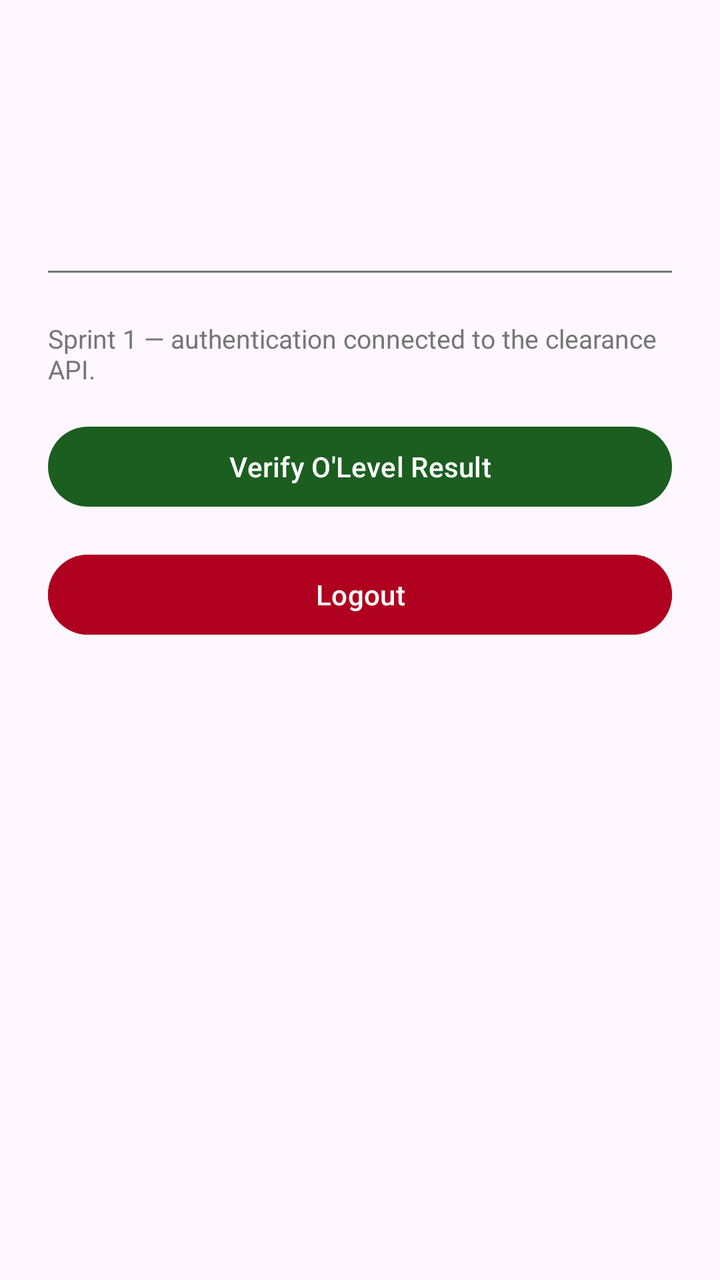
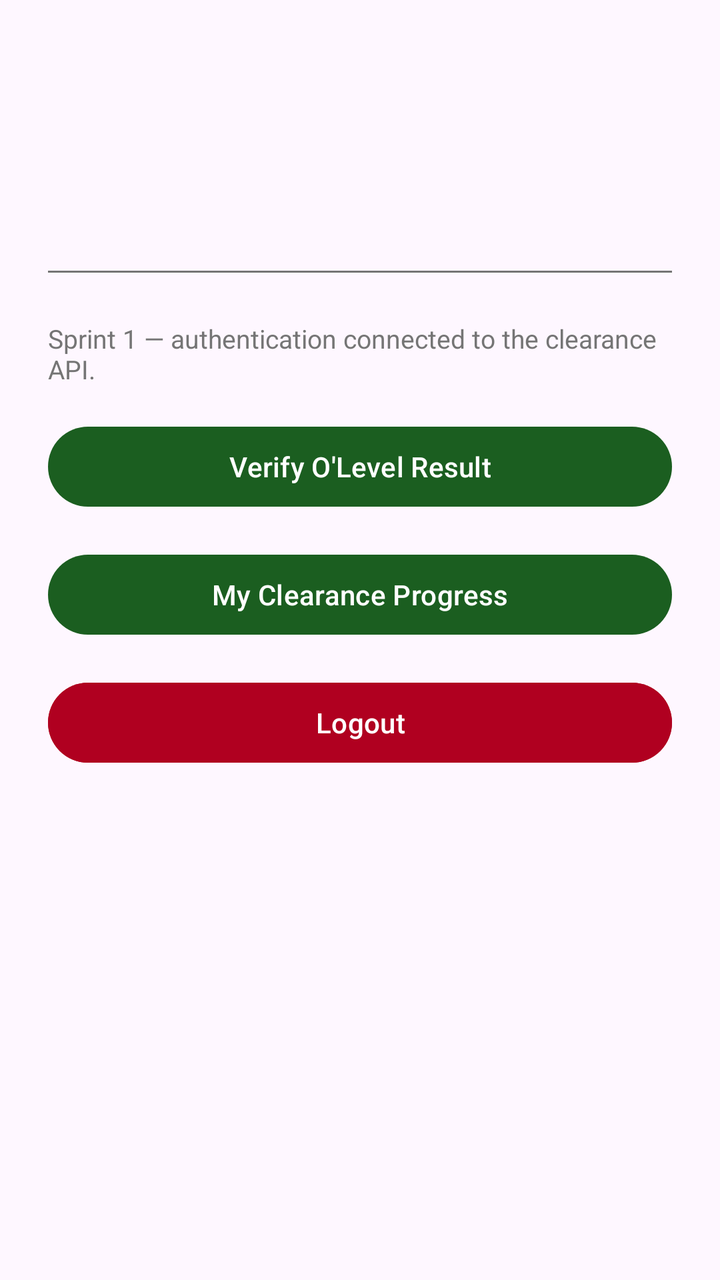

Two renders of the same Android screen: before a commit and after it. Below are the layout's source before the change and the commit's diff.
<!-- AndroidManifest.xml: application theme Theme.StudentClearance -->
<!-- res/layout/activity_main.xml -->
<?xml version="1.0" encoding="utf-8"?>
<LinearLayout xmlns:android="http://schemas.android.com/apk/res/android"
    xmlns:app="http://schemas.android.com/apk/res-auto"
    android:layout_width="match_parent"
    android:layout_height="match_parent"
    android:orientation="vertical"
    android:padding="24dp">

    <TextView
        android:id="@+id/tvWelcome"
        android:layout_width="match_parent"
        android:layout_height="wrap_content"
        android:layout_marginTop="24dp"
        android:textSize="20sp"
        android:textStyle="bold"
        android:textColor="@color/primary_text" />

    <TextView
        android:id="@+id/tvStatusPlaceholder"
        android:layout_width="match_parent"
        android:layout_height="wrap_content"
        android:layout_marginTop="16dp"
        android:textSize="15sp"
        android:textColor="@color/secondary_text" />

    <View
        android:layout_width="match_parent"
        android:layout_height="1dp"
        android:layout_marginTop="24dp"
        android:background="@color/secondary_text" />

    <TextView
        android:layout_width="match_parent"
        android:layout_height="wrap_content"
        android:layout_marginTop="24dp"
        android:text="@string/sprint_line"
        android:textColor="@color/secondary_text"
        android:textSize="13sp" />

    <com.google.android.material.button.MaterialButton
        android:id="@+id/btnVerifyOlevel"
        android:layout_width="match_parent"
        android:layout_height="wrap_content"
        android:layout_marginTop="16dp"
        android:text="@string/verify_olevel" />

    <com.google.android.material.button.MaterialButton
        android:id="@+id/btnLogout"
        android:layout_width="match_parent"
        android:layout_height="wrap_content"
        android:layout_gravity="bottom"
        android:layout_marginTop="16dp"
        android:backgroundTint="@color/error"
        android:text="@string/logout" />

</LinearLayout>
<!-- resources referenced by this layout -->
<resources>
  <color name="error">#B00020</color>
  <color name="primary_text">#212121</color>
  <color name="secondary_text">#757575</color>
  <string name="logout">Logout</string>
  <string name="sprint_line">Sprint 1 — authentication connected to the clearance API.</string>
  <string name="verify_olevel">Verify O\'Level Result</string>
  <style name="Theme.StudentClearance" parent="Theme.Material3.DayNight">
          <item name="colorPrimary">@color/primary</item>
          <item name="colorOnPrimary">@color/white</item>
          <item name="colorSecondary">@color/accent</item>
          <item name="colorError">@color/error</item>
      </style>
  <color name="primary">#1B5E20</color>
  <color name="white">#FFFFFF</color>
  <color name="accent">#F9A825</color>
</resources>

<!-- the commit's change to res/layout/activity_main.xml (unified diff, before → after) -->
@@ -45,6 +45,22 @@
         android:text="@string/verify_olevel" />
 
     <com.google.android.material.button.MaterialButton
+        android:id="@+id/btnProgress"
+        android:layout_width="match_parent"
+        android:layout_height="wrap_content"
+        android:layout_marginTop="16dp"
+        android:text="@string/my_progress" />
+
+    <com.google.android.material.button.MaterialButton
+        android:id="@+id/btnOfficerDashboard"
+        android:layout_width="match_parent"
+        android:layout_height="wrap_content"
+        android:layout_marginTop="16dp"
+        android:backgroundTint="@color/primary"
+        android:text="@string/officer_dashboard_button"
+        android:visibility="gone" />
+
+    <com.google.android.material.button.MaterialButton
         android:id="@+id/btnLogout"
         android:layout_width="match_parent"
         android:layout_height="wrap_content"
<!-- resource entries referenced after the edit -->
@@ -1,9 +1,12 @@
 <!-- resources referenced by this layout -->
 <resources>
   <color name="error">#B00020</color>
+  <color name="primary">#1B5E20</color>
   <color name="primary_text">#212121</color>
   <color name="secondary_text">#757575</color>
   <string name="logout">Logout</string>
+  <string name="my_progress">My Clearance Progress</string>
+  <string name="officer_dashboard_button">Officer / Admin Dashboard</string>
   <string name="sprint_line">Sprint 1 — authentication connected to the clearance API.</string>
   <string name="verify_olevel">Verify O\'Level Result</string>
   <style name="Theme.StudentClearance" parent="Theme.Material3.DayNight">
@@ -12,7 +15,6 @@
           <item name="colorSecondary">@color/accent</item>
           <item name="colorError">@color/error</item>
       </style>
-  <color name="primary">#1B5E20</color>
   <color name="white">#FFFFFF</color>
   <color name="accent">#F9A825</color>
 </resources>
